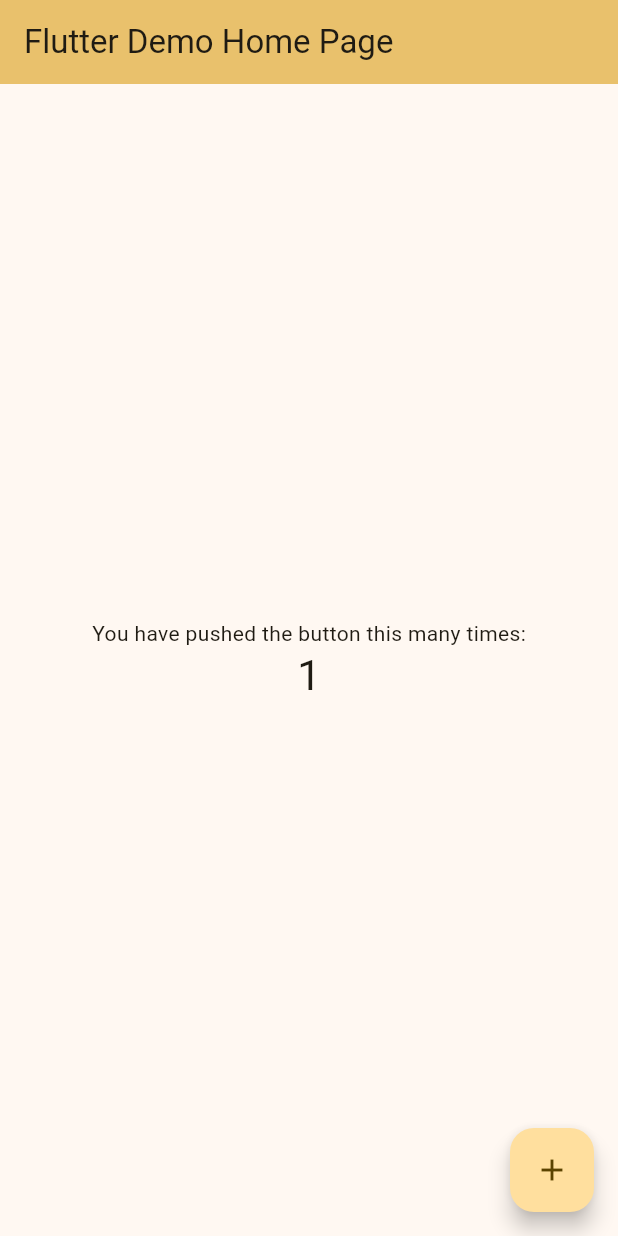
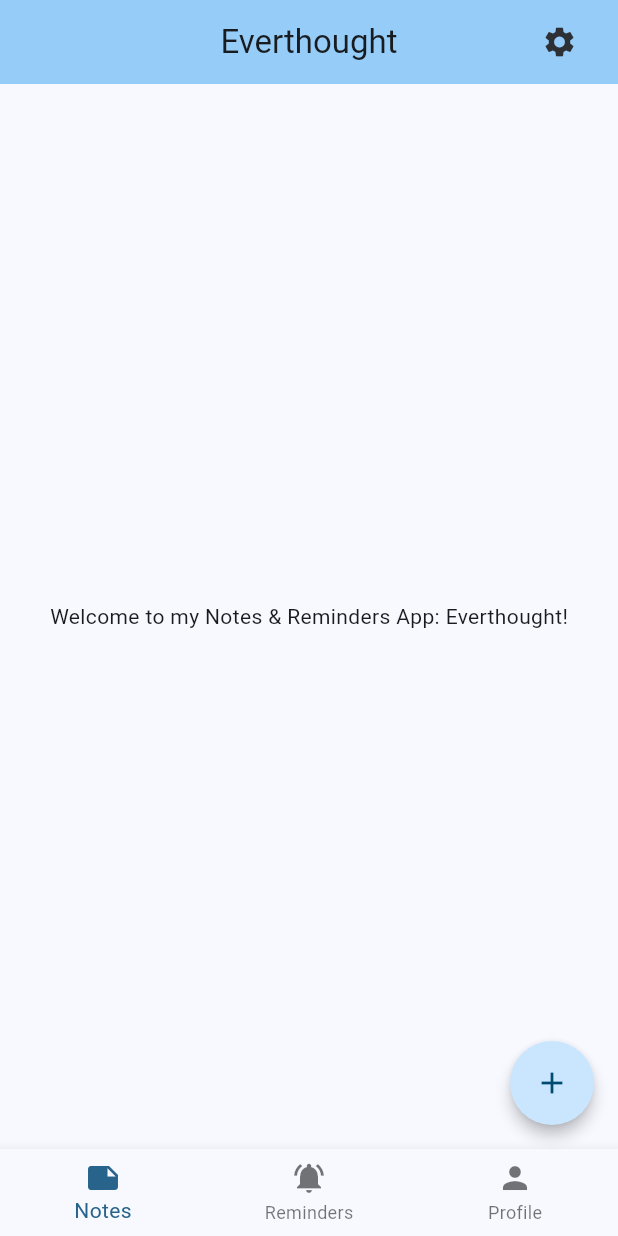
Before and after one commit to JacobMabey/Everthought, a Flutter app: the screen it shows after launch, after a tap on the "add" icon, on a phone screen of 412 x 824 dp. Run offline on Flutter 3.47's test engine with Material 3 defaults, Android fonts, the phone set to English and light mode, and no system bars.

Commit message:
Setup environment!

```diff
--- a/lib/main.dart
+++ b/lib/main.dart
@@ -28,10 +28,10 @@ class MyApp extends StatelessWidget {
         //
         // This works for code too, not just values: Most code changes can be
         // tested with just a hot reload.
-        colorScheme: ColorScheme.fromSeed(seedColor: Colors.amber),
+        colorScheme: ColorScheme.fromSeed(seedColor: Colors.lightBlue),
         useMaterial3: true,
       ),
-      home: const MyHomePage(title: 'Flutter Demo Home Page'),
+      home: const MyHomePage(title: 'Everthought'),
     );
   }
 }
@@ -55,22 +55,15 @@ class MyHomePage extends StatefulWidget {
 }
 
 class _MyHomePageState extends State<MyHomePage> {
-  int _counter = 0;
   Color color = Colors.red;
 
-  void _incrementCounter() {
+  void _addNote() {
     setState(() {
       // This call to setState tells the Flutter framework that something has
       // changed in this State, which causes it to rerun the build method below
       // so that the display can reflect the updated values. If we changed
       // _counter without calling setState(), then the build method would not be
       // called again, and so nothing would appear to happen.
-      _counter++;
-      if (color == Colors.red) {
-        color = Colors.blue;
-      } else {
-        color = Colors.red;
-      }
     });
   }
 
@@ -91,8 +84,22 @@ class _MyHomePageState extends State<MyHomePage> {
         // Here we take the value from the MyHomePage object that was created by
         // the App.build method, and use it to set our appbar title.
         title: Text(widget.title),
+        centerTitle: true,
+
+
+        actions: [
+            Padding(
+              padding: const EdgeInsets.only(right: 15.0),
+              child: IconButton(
+                onPressed: () => {},
+                color: Theme.of(context).colorScheme.inverseSurface,
+                tooltip: "Settings",
+                icon: const Icon(Icons.settings)
+              ),
+            )
+          ]
       ),
-      body: Center(
+      body: const Center(
         // Center is a layout widget. It takes a single child and positions it
         // in the middle of the parent.
         child: Column(
@@ -111,21 +118,26 @@ class _MyHomePageState extends State<MyHomePage> {
           // wireframe for each widget.
           mainAxisAlignment: MainAxisAlignment.center,
           children: <Widget>[
-            const Text(
-              'You have pushed the button this many times:',
-            ),
             Text(
-              '$_counter',
-              style: Theme.of(context).textTheme.headlineMedium,
+              'Welcome to my Notes & Reminders App: Everthought!',
             ),
           ],
         ),
       ),
       floatingActionButton: FloatingActionButton(
-        onPressed: _incrementCounter,
-        tooltip: 'Increment',
+        onPressed: _addNote,
+        shape: const CircleBorder(eccentricity: 0.0),
+        elevation: 4,
+        tooltip: 'Add Note',
         child: const Icon(Icons.add),
       ), // This trailing comma makes auto-formatting nicer for build methods.
+      bottomNavigationBar: BottomNavigationBar(
+        items: const <BottomNavigationBarItem>[
+          BottomNavigationBarItem(icon: Icon(Icons.note), label: "Notes"),
+          BottomNavigationBarItem(icon: Icon(Icons.notifications_active), label: "Reminders"),
+          BottomNavigationBarItem(icon: Icon(Icons.person), label: "Profile"),
+          ],
+      ),
     );
   }
 }
```
